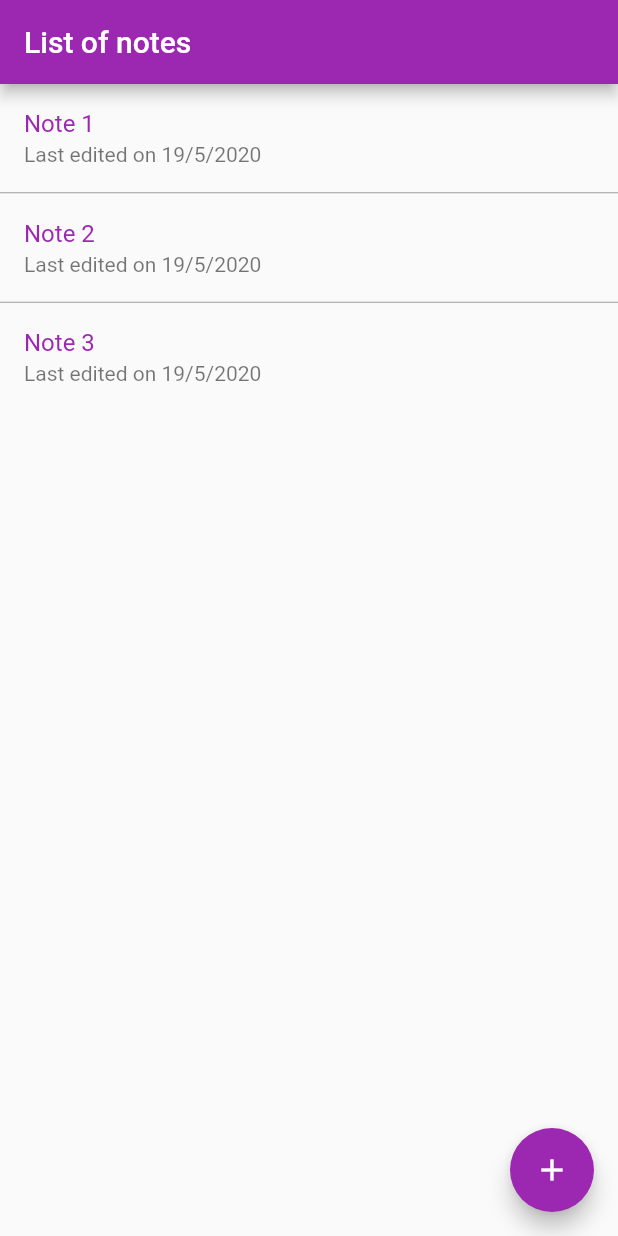
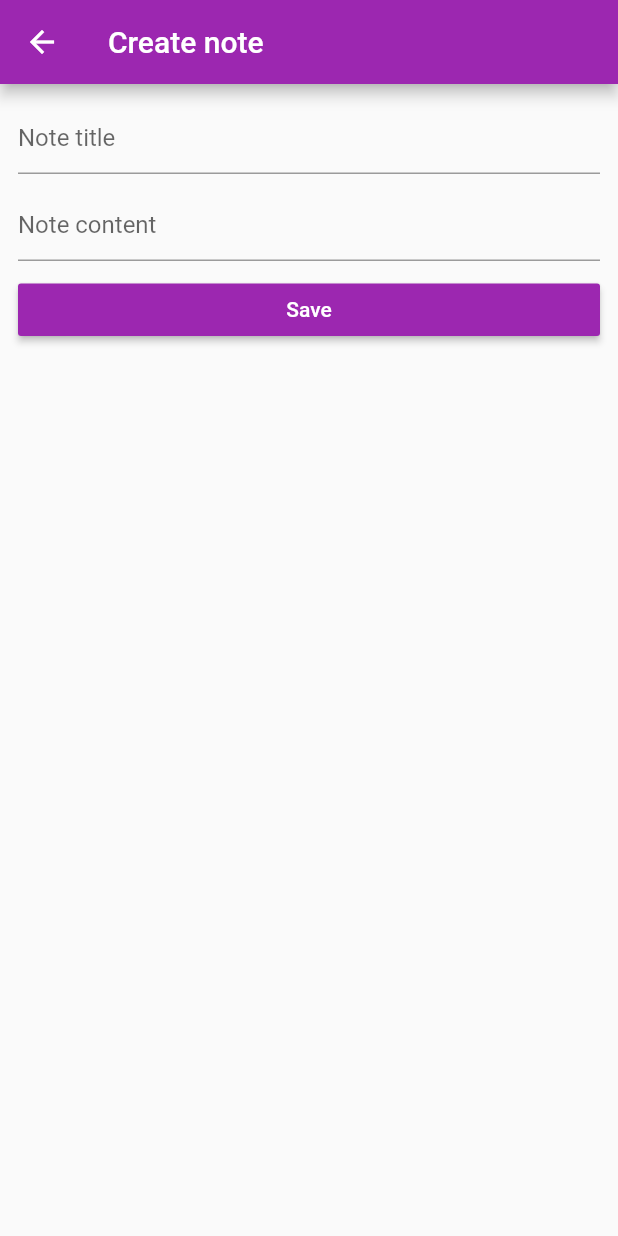
Before and after one commit to Arnoldmn/note_taker, a Flutter app: the screen it shows after launch, after a tap on the "add" icon, on a phone screen of 412 x 824 dp. Run offline on Flutter 3.47's test engine with Material 2 defaults, Android fonts, the phone set to English and light mode, and no system bars.

Commit message:
Add modify list

```diff
--- a/lib/views/note_list.dart
+++ b/lib/views/note_list.dart
@@ -1,31 +1,30 @@
 import 'package:flutter/material.dart';
 import 'package:notetaker/models/note_for_listing.dart';
+import 'package:notetaker/views/note_modify.dart';
 
 class NoteList extends StatelessWidget {
-
   final notes = [
     new NoteForListing(
         noteID: '1',
         createdDateTime: DateTime.now(),
         lastEditDateTime: DateTime.now(),
-        noteTitle: 'Note 1'
-    ),
+        noteTitle: 'Note 1'),
     new NoteForListing(
         noteID: '2',
         createdDateTime: DateTime.now(),
         lastEditDateTime: DateTime.now(),
-        noteTitle: 'Note 2'
-    ),
+        noteTitle: 'Note 2'),
     new NoteForListing(
         noteID: '3',
         createdDateTime: DateTime.now(),
         lastEditDateTime: DateTime.now(),
-        noteTitle: 'Note 3'
-    ),
+        noteTitle: 'Note 3'),
   ];
-String formatDateTime(DateTime dateTime){
-  return '${dateTime.day}/${dateTime.month}/${dateTime.year}';
-}
+
+  String formatDateTime(DateTime dateTime) {
+    return '${dateTime.day}/${dateTime.month}/${dateTime.year}';
+  }
+
   @override
   Widget build(BuildContext context) {
     return Scaffold(
@@ -33,26 +32,31 @@ String formatDateTime(DateTime dateTime){
         title: Text('List of notes'),
       ),
       floatingActionButton: FloatingActionButton(
-        onPressed: () {},
+        onPressed: () {
+          Navigator.of(context).push(
+            MaterialPageRoute(
+              builder: (_) => NoteModify(),
+            ),
+          );
+        },
         child: Icon(Icons.add),
       ),
       body: ListView.separated(
-        separatorBuilder: (_, __) =>
-            Divider(
-              height: 1,
-              color: Colors.grey,
-            ),
+        separatorBuilder: (_, __) => Divider(
+          height: 1,
+          color: Colors.grey,
+        ),
         itemBuilder: (_, index) {
           return ListTile(
             title: Text(
               notes[index].noteTitle,
-              style: TextStyle(color: Theme
-                  .of(context)
-                  .primaryColor),
+              style: TextStyle(color: Theme.of(context).primaryColor),
             ),
-            subtitle: Text('Last edited on ${formatDateTime(notes[index].lastEditDateTime)}'),
+            subtitle: Text(
+                'Last edited on ${formatDateTime(notes[index].lastEditDateTime)}'),
           );
-        }, itemCount: notes.length,
+        },
+        itemCount: notes.length,
       ),
     );
   }
--- a/lib/views/note_modify.dart
+++ b/lib/views/note_modify.dart
@@ -0,0 +1,45 @@
+import 'package:flutter/material.dart';
+
+class NoteModify extends StatelessWidget {
+  @override
+  Widget build(BuildContext context) {
+    return Scaffold(
+      appBar: AppBar(
+        title: Text('Create note'),
+      ),
+      body: Padding(
+        padding: const EdgeInsets.all(12.0),
+        child: Column(
+          children: <Widget>[
+            TextField(
+              decoration: InputDecoration(hintText: 'Note title'),
+            ),
+            SizedBox(
+              height: 10,
+            ),
+            TextField(
+              decoration: InputDecoration(hintText: 'Note content'),
+            ),
+            SizedBox(
+              height: 15,
+            ),
+            SizedBox(
+              width: double.infinity,
+              height: 35,
+              child: RaisedButton(
+                child: Text(
+                  'Save',
+                  style: TextStyle(color: Colors.white),
+                ),
+                color: Theme.of(context).primaryColor,
+                onPressed: () {
+                  Navigator.of(context).pop();
+                },
+              ),
+            )
+          ],
+        ),
+      ),
+    );
+  }
+}
```
